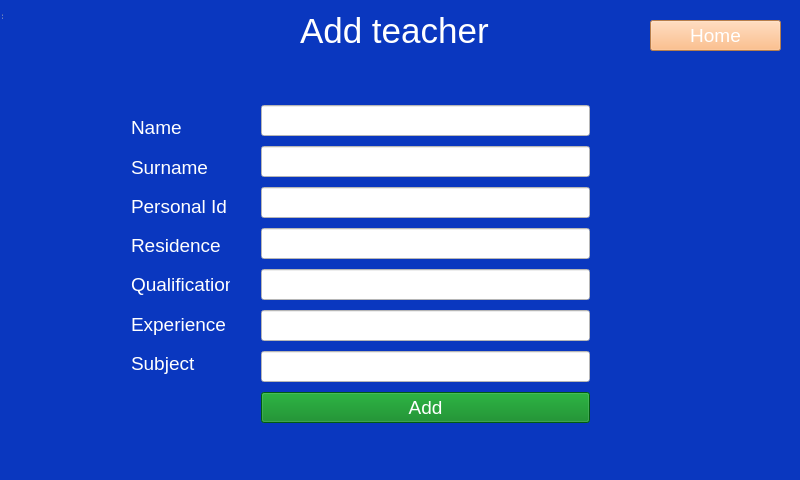
Old version of the form addteacher.ui in the repository zdenekpasek/School-managment-system.
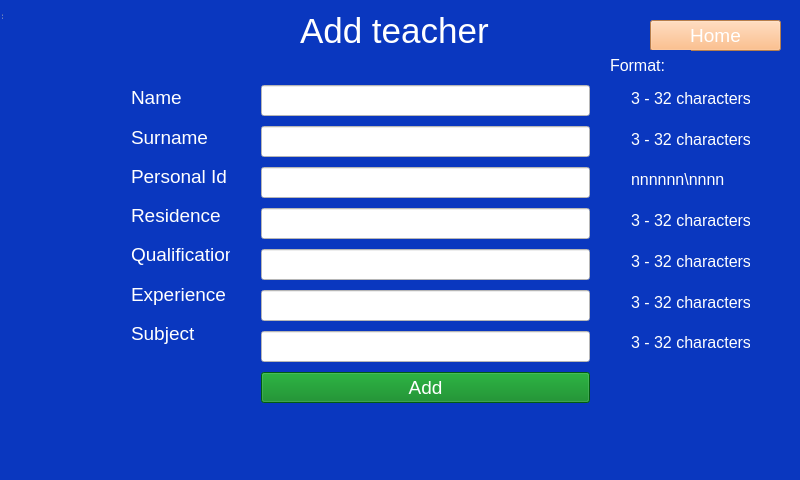
New version of the form.

The edit to the form file:
```diff
--- a/addteacher.ui
+++ b/addteacher.ui
@@ -91,7 +91,7 @@
       <property name="geometry">
        <rect>
         <x>250</x>
-        <y>90</y>
+        <y>70</y>
         <width>351</width>
         <height>351</height>
        </rect>
@@ -219,7 +219,7 @@
       <property name="geometry">
        <rect>
         <x>120</x>
-        <y>100</y>
+        <y>70</y>
         <width>121</width>
         <height>291</height>
        </rect>
@@ -346,6 +346,174 @@
        </item>
       </layout>
      </widget>
+     <widget class="QLabel" name="label">
+      <property name="geometry">
+       <rect>
+        <x>310</x>
+        <y>420</y>
+        <width>231</width>
+        <height>16</height>
+       </rect>
+      </property>
+      <property name="font">
+       <font>
+        <family>Arial</family>
+        <pointsize>14</pointsize>
+       </font>
+      </property>
+      <property name="styleSheet">
+       <string notr="true">color:white;</string>
+      </property>
+      <property name="text">
+       <string/>
+      </property>
+     </widget>
+     <widget class="QWidget" name="layoutWidget_2">
+      <property name="geometry">
+       <rect>
+        <x>620</x>
+        <y>70</y>
+        <width>141</width>
+        <height>301</height>
+       </rect>
+      </property>
+      <layout class="QVBoxLayout" name="verticalLayout_3">
+       <item>
+        <widget class="QLabel" name="label_hint1">
+         <property name="font">
+          <font>
+           <family>Arial</family>
+           <pointsize>12</pointsize>
+          </font>
+         </property>
+         <property name="styleSheet">
+          <string notr="true">color:white;</string>
+         </property>
+         <property name="text">
+          <string>3 - 32 characters</string>
+         </property>
+        </widget>
+       </item>
+       <item>
+        <widget class="QLabel" name="label_hint2">
+         <property name="font">
+          <font>
+           <family>Arial</family>
+           <pointsize>12</pointsize>
+          </font>
+         </property>
+         <property name="styleSheet">
+          <string notr="true">color:white;</string>
+         </property>
+         <property name="text">
+          <string>3 - 32 characters</string>
+         </property>
+        </widget>
+       </item>
+       <item>
+        <widget class="QLabel" name="label_hint3">
+         <property name="font">
+          <font>
+           <family>Arial</family>
+           <pointsize>12</pointsize>
+          </font>
+         </property>
+         <property name="styleSheet">
+          <string notr="true">color:white;</string>
+         </property>
+         <property name="text">
+          <string>nnnnnn\nnnn</string>
+         </property>
+        </widget>
+       </item>
+       <item>
+        <widget class="QLabel" name="label_hint4">
+         <property name="font">
+          <font>
+           <family>Arial</family>
+           <pointsize>12</pointsize>
+          </font>
+         </property>
+         <property name="styleSheet">
+          <string notr="true">color:white;</string>
+         </property>
+         <property name="text">
+          <string>3 - 32 characters</string>
+         </property>
+        </widget>
+       </item>
+       <item>
+        <widget class="QLabel" name="label_hint2_2">
+         <property name="font">
+          <font>
+           <family>Arial</family>
+           <pointsize>12</pointsize>
+          </font>
+         </property>
+         <property name="styleSheet">
+          <string notr="true">color:white;</string>
+         </property>
+         <property name="text">
+          <string>3 - 32 characters</string>
+         </property>
+        </widget>
+       </item>
+       <item>
+        <widget class="QLabel" name="label_hint2_3">
+         <property name="font">
+          <font>
+           <family>Arial</family>
+           <pointsize>12</pointsize>
+          </font>
+         </property>
+         <property name="styleSheet">
+          <string notr="true">color:white;</string>
+         </property>
+         <property name="text">
+          <string>3 - 32 characters</string>
+         </property>
+        </widget>
+       </item>
+       <item>
+        <widget class="QLabel" name="label_hint2_4">
+         <property name="font">
+          <font>
+           <family>Arial</family>
+           <pointsize>12</pointsize>
+          </font>
+         </property>
+         <property name="styleSheet">
+          <string notr="true">color:white;</string>
+         </property>
+         <property name="text">
+          <string>3 - 32 characters</string>
+         </property>
+        </widget>
+       </item>
+      </layout>
+     </widget>
+     <widget class="QLabel" name="label_format">
+      <property name="geometry">
+       <rect>
+        <x>610</x>
+        <y>50</y>
+        <width>81</width>
+        <height>31</height>
+       </rect>
+      </property>
+      <property name="font">
+       <font>
+        <family>Arial</family>
+        <pointsize>12</pointsize>
+       </font>
+      </property>
+      <property name="styleSheet">
+       <string notr="true">color:white;</string>
+      </property>
+      <property name="text">
+       <string>Format:</string>
+      </property>
+     </widget>
     </widget>
    </widget>
   </widget>
```
